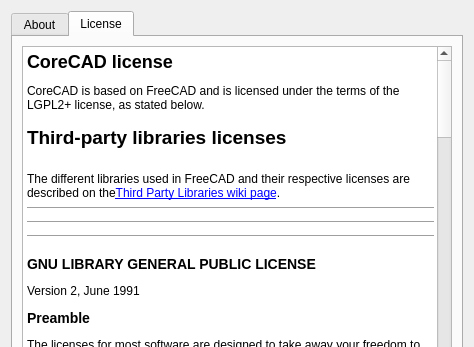
This is src/Gui/Dialogs/AboutApplication.ui in CoreCAD/CoreCAD as Qt 5 draws it before an edit; both pictures show x 0 to 474 and y 0 to 347 of the 474 by 617 pixel window. The edited form follows.
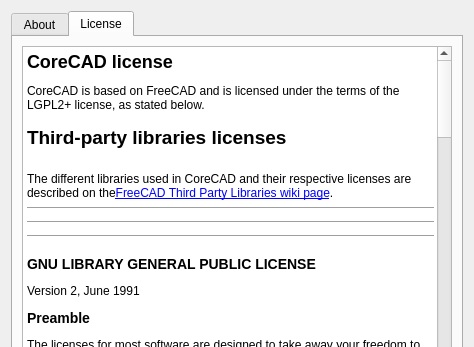
This is the edited form. Icons and pictures are not drawn. Custom widgets are drawn as their Qt base class.

Commit message:
fix: update remaining FreeCAD reference in About dialog License tab
Update third-party libraries sentence to say "CoreCAD" and
update link text to "FreeCAD Third Party Libraries wiki page"
to match the equivalent fix in src/Doc/LICENSE.html.

The edit to the form file:
```diff
--- a/src/Gui/Dialogs/AboutApplication.ui
+++ b/src/Gui/Dialogs/AboutApplication.ui
@@ -273,7 +273,7 @@
 &lt;p style="-qt-paragraph-type:empty; margin-top:0px; margin-bottom:0px; margin-left:0px; margin-right:0px; -qt-block-indent:0; text-indent:0px;"&gt;&lt;br /&gt;&lt;/p&gt;
 &lt;p style=" margin-top:0px; margin-bottom:0px; margin-left:0px; margin-right:0px; -qt-block-indent:0; text-indent:0px;"&gt;&lt;span style=" font-size:14pt; font-weight:600;"&gt;Third-party libraries licenses&lt;/span&gt;&lt;/p&gt;
 &lt;p style="-qt-paragraph-type:empty; margin-top:0px; margin-bottom:0px; margin-left:0px; margin-right:0px; -qt-block-indent:0; text-indent:0px; font-size:14pt; font-weight:600;"&gt;&lt;br /&gt;&lt;/p&gt;
-&lt;p style=" margin-top:0px; margin-bottom:0px; margin-left:0px; margin-right:0px; -qt-block-indent:0; text-indent:0px;"&gt;The different libraries used in FreeCAD and their respective licenses are described on the&lt;a href="https://www.freecad.org/wiki/Third_Party_Libraries"&gt;&lt;span style=" text-decoration: underline; color:#0000ff;"&gt;Third Party Libraries wiki page&lt;/span&gt;&lt;/a&gt;.&lt;/p&gt;
+&lt;p style=" margin-top:0px; margin-bottom:0px; margin-left:0px; margin-right:0px; -qt-block-indent:0; text-indent:0px;"&gt;The different libraries used in CoreCAD and their respective licenses are described on the&lt;a href="https://wiki.freecad.org/Third_Party_Libraries"&gt;&lt;span style=" text-decoration: underline; color:#0000ff;"&gt;FreeCAD Third Party Libraries wiki page&lt;/span&gt;&lt;/a&gt;.&lt;/p&gt;
 &lt;hr /&gt;
 &lt;hr /&gt;
 &lt;hr /&gt;
```
